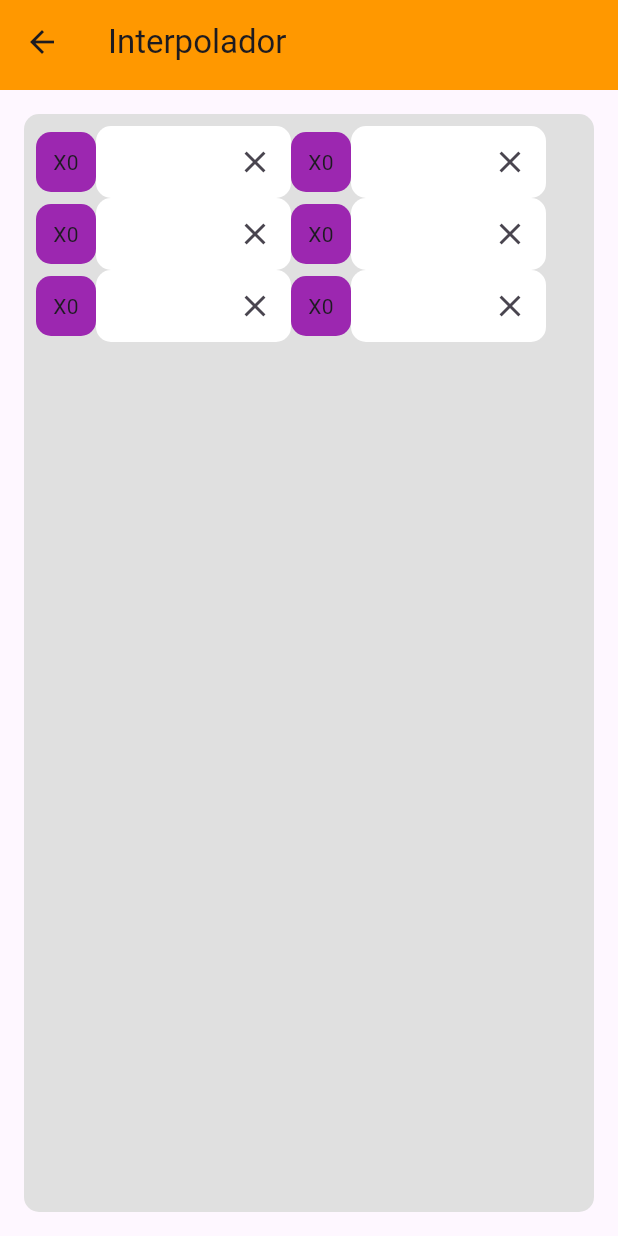
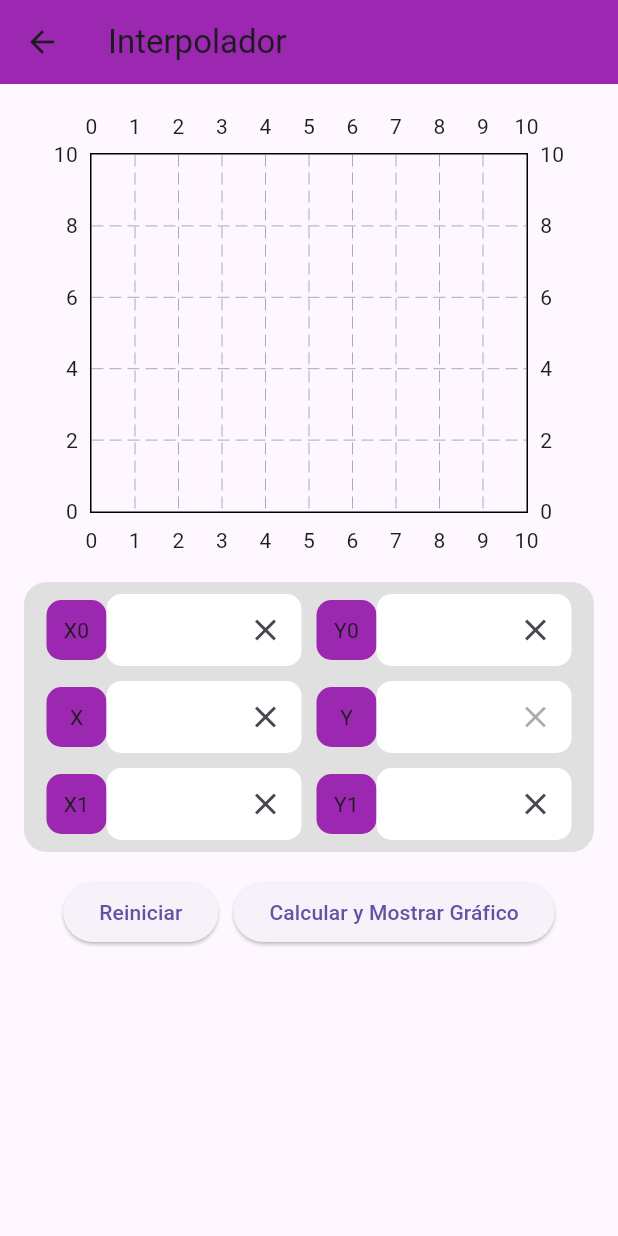
Before and after one commit to fahe8/calculadoraMecanica, a Flutter app: the InterpoladorScreen screen opened by its route, on a phone screen of 412 x 824 dp. Run offline on Flutter 3.47's test engine with Material 3 defaults, Android fonts, the phone set to English and light mode, and no system bars; drawn by our look-alikes of fl_chart; our stand-ins replace get.

Commit message:
cambios de colores, grafico hinterpolador funcionando

```diff
--- /dev/null
+++ b/lib/controllers/utils/Colores.dart
@@ -0,0 +1,8 @@
+import 'package:flutter/material.dart';
+
+class ColoresApp {
+  static const Color hidraulica = Color(0xFFF83B2E);
+  static const Color bombas = Colors.blue;
+  static const Color interpolador = Colors.purple;
+  static const Color greyShade = Color(0xFFE0E0E0);
+}
--- a/lib/screens/bombasScreens/BombasScreen.dart
+++ b/lib/screens/bombasScreens/BombasScreen.dart
@@ -15,7 +15,6 @@ class BombasScreen extends StatelessWidget {
            Navigator.pushNamed(context, '/home');
           }),
       body: Container(
-        color: Color(0xFF15102C),
         child: Column(children: [
           Image.asset(
             'assets/bomba.png',
--- a/lib/screens/bombasScreens/pages/BombasOpciones.dart
+++ b/lib/screens/bombasScreens/pages/BombasOpciones.dart
@@ -111,7 +111,6 @@ class _BombasOpcionesState extends State<BombasOpciones> {
   @override
   Widget build(BuildContext context) {
     return Scaffold(
-      backgroundColor: Color(0xFF15102C),
       appBar: MyAppBar(
           title: 'Bombas',
           backgroundColor: Colors.blue,
--- a/lib/screens/hidraulicaScreens/Accesorios.dart
+++ b/lib/screens/hidraulicaScreens/Accesorios.dart
@@ -64,7 +64,7 @@ class _AccesoriosState extends State<Accesorios> {
       values: calculationsController.perdidasAccesorios,
       inputLabels: ['Coeficiente K', 'Velocidad'],
       calculateMethod: calcularPerdidasDeAccesorios,
-      prevRoute: '/hidraulica/calculoshidraulicos',
+      prevRoute: '/hidraulica/calculoshidraulicos/longitudtuberia',
     );
   }
 }
--- a/lib/screens/hidraulicaScreens/FactorFriccion.dart
+++ b/lib/screens/hidraulicaScreens/FactorFriccion.dart
@@ -73,7 +73,7 @@ class _FactorFriccionState extends State<FactorFriccion> {
       inputLabels: ['Rugosidad', 'Diámetro', 'Núm. Reynolds'],
       calculateMethod: calcularFactorDeFriccion,
       nextRoute: '/hidraulica/calculoshidraulicos/longitudtuberia',
-      prevRoute: '/hidraulica/calculoshidraulicos/factorfriccion',
+      prevRoute: '/hidraulica/calculoshidraulicos/reynolds',
     );
   }
 }
--- a/lib/screens/interpolador/InterpoladorScreen.dart
+++ b/lib/screens/interpolador/InterpoladorScreen.dart
@@ -1,7 +1,7 @@
-import 'package:calculator/widgets/CustomRectangle.dart';
-import 'package:calculator/widgets/MyAppBar.dart';
+import 'package:calculator/controllers/utils/Colores.dart';
 import 'package:flutter/material.dart';
 import 'package:flutter/services.dart';
+import 'package:fl_chart/fl_chart.dart';
 
 class InterpoladorScreen extends StatefulWidget {
   const InterpoladorScreen({Key? key}) : super(key: key);
@@ -11,45 +11,107 @@ class InterpoladorScreen extends StatefulWidget {
 }
 
 class _InterpoladorScreenState extends State<InterpoladorScreen> {
-  final TextEditingController _controller = TextEditingController();
+  final TextEditingController _controllerX0 = TextEditingController();
+  final TextEditingController _controllerY0 = TextEditingController();
+  final TextEditingController _controllerX1 = TextEditingController();
+  final TextEditingController _controllerY1 = TextEditingController();
+  final TextEditingController _controllerX = TextEditingController();
+  final TextEditingController _controllerY = TextEditingController();
+
+  bool _showGraph = false;
 
   @override
   Widget build(BuildContext context) {
     return Scaffold(
-      appBar: MyAppBar(
-        title: 'Interpolador',
-        backgroundColor: Colors.orange,
-        routeBack: () {
-          Navigator.pushNamed(context, '/home');
+      appBar: AppBar(
+        title: Text('Interpolador'),
+        backgroundColor: ColoresApp.interpolador,
+        leading: IconButton(
+          icon: Icon(Icons.arrow_back),
+          onPressed: () {
+            Navigator.pop(context);
           },
         ),
-      body: Padding(
+      ),
+      body: SingleChildScrollView(
+        child: Padding(
           padding: const EdgeInsets.all(16.0),
-        child: Container(
+          child: Column(
+            children: [
+              Container(
+                height: 300,
+                child: _showGraph ? _buildGraph() : _buildEmptyGraph(),
+              ),
+              SizedBox(height: 16),
+              Container(
                 padding: EdgeInsets.all(8),
-          decoration: BoxDecoration(
-            color: Colors.grey.shade300,
-            borderRadius: BorderRadius.circular(10),
+                decoration: BoxDecoration(color: ColoresApp.greyShade, borderRadius: BorderRadius.circular(15)),
+                child: Column(children: [
+                  Row(
+                    mainAxisAlignment: MainAxisAlignment.center,
+                    children: [
+                      rectanguloCoordenada('X0', _controllerX0),
+                      SizedBox(
+                        width: 10,
                       ),
-          child: Column(
-
-            children: [
-              Row(
-                children: [
-                  rectanguloCoordenada(),
-                  rectanguloCoordenada(),
+                      rectanguloCoordenada('Y0', _controllerY0),
                     ],
                   ),
+                  SizedBox(
+                    height: 10,
+                  ),
                   Row(
+                    mainAxisAlignment: MainAxisAlignment.center,
                     children: [
-                  rectanguloCoordenada(),
-                  rectanguloCoordenada(),
+                      rectanguloCoordenada('X', _controllerX),
+                      SizedBox(
+                        width: 10,
+                      ),
+                     rectanguloCoordenada('Y', _controllerY),
                     ],
                   ),
+                  SizedBox(
+                    height: 10,
+                  ),
                   Row(
+                    mainAxisAlignment: MainAxisAlignment.center,
                     children: [
-                  rectanguloCoordenada(),
-                  rectanguloCoordenada(),
+                      rectanguloCoordenada('X1', _controllerX1),
+                      SizedBox(
+                        width: 10,
+                      ),
+                      rectanguloCoordenada('Y1', _controllerY1),
+                    ],
+                  ),
+                ]),
+              ),
+              SizedBox(height: 16),
+              Row(
+                mainAxisAlignment: MainAxisAlignment.center,
+                children: [
+                  ElevatedButton(
+                    onPressed: () {
+                      setState(() {
+                        _showGraph = false;
+                         _controllerX0.clear();
+                        _controllerY0.clear();
+                        _controllerX1.clear();
+                        _controllerY1.clear();
+                        _controllerX.clear();
+                        _controllerY.clear();
+                      });
+                    },
+                    child: Text('Reiniciar'),
+                  ),
+                  SizedBox(width: 10,),
+                  ElevatedButton(
+                    onPressed: () {
+                      setState(() {
+                        _showGraph = true;
+                      });
+                    },
+                    child: Text('Calcular y Mostrar Gráfico'),
+                  ),
                 ],
               ),
             ],
@@ -59,7 +121,85 @@ class _InterpoladorScreenState extends State<InterpoladorScreen> {
     );
   }
 
-  Widget rectanguloCoordenada() {
+ LineChart _buildGraph() {
+  final x0 = double.tryParse(_controllerX0.text) ?? 0;
+  final y0 = double.tryParse(_controllerY0.text) ?? 0;
+  final x1 = double.tryParse(_controllerX1.text) ?? 0;
+  final y1 = double.tryParse(_controllerY1.text) ?? 0;
+  final x = double.tryParse(_controllerX.text) ?? 0;
+  final y = ((y1 - y0) / (x1 - x0)) * (x - x0) + y0;
+
+  final minX = [x0, x, x1].reduce((min, value) => min > value ? value : min);
+  final maxX = [x0, x, x1].reduce((max, value) => max < value ? value : max);
+  final minY = [y0, y, y1].reduce((min, value) => min > value ? value : min);
+  final maxY = [y0, y, y1].reduce((max, value) => max < value ? value : max);
+
+  print('resultado Y ${y}');
+
+  return LineChart(
+    LineChartData(
+      gridData: FlGridData(show: true),
+      titlesData: FlTitlesData(),
+      borderData: FlBorderData(
+        show: true,
+        border: Border.all(color: Colors.black),
+      ),
+      minX: minX - 2,
+      maxX: maxX + 2,
+      minY: minY - 2,
+      maxY: maxY + 2,
+      lineBarsData: [
+        interpolateLineData(),
+      ],
+    ),
+  );
+}
+
+
+
+  LineChartBarData interpolateLineData() {
+    final x0 = double.tryParse(_controllerX0.text) ?? 0;
+    final y0 = double.tryParse(_controllerY0.text) ?? 0;
+    final x1 = double.tryParse(_controllerX1.text) ?? 0;
+    final y1 = double.tryParse(_controllerY1.text) ?? 0;
+    final x = double.tryParse(_controllerX.text) ?? 0;
+
+    // Realiza la interpolación lineal
+    final y = ((y1 - y0) / (x1 - x0)) * (x - x0) + y0;
+     _controllerY.text = y.toString();
+
+    return LineChartBarData(
+      spots: [
+        FlSpot(x0, y0),
+        FlSpot(x, y),
+        FlSpot(x1, y1),
+      ],
+      isCurved: true,
+      color: Colors.blue,
+      dotData: FlDotData(show: false),
+      belowBarData: BarAreaData(show: false),
+    );
+  }
+
+  LineChart _buildEmptyGraph() {
+    return LineChart(
+      LineChartData(
+        gridData: FlGridData(show: true),
+        titlesData: FlTitlesData(),
+        borderData: FlBorderData(
+          show: true,
+          border: Border.all(color: Colors.black),
+        ),
+        minX: 0,
+        maxX: 10,
+        minY: 0,
+        maxY: 10,
+        lineBarsData: [],
+      ),
+    );
+  }
+
+  Widget rectanguloCoordenada(String coord, TextEditingController controller) {
     return Row(
       children: [
         Container(
@@ -69,13 +209,13 @@ class _InterpoladorScreenState extends State<InterpoladorScreen> {
           ),
           height: 40,
           width: 40,
-          child: Center(child: Text('X0')),
+          child: Center(child: Text(coord)),
         ),
-
         Container(
           width: 130,
           child: TextField(
-            controller: _controller,
+            enabled: controller == _controllerY ? false: true,
+            controller: controller,
             keyboardType: TextInputType.numberWithOptions(decimal: true),
             inputFormatters: [
               FilteringTextInputFormatter.allow(RegExp(r'^\d+\.?\d{0,5}')),
@@ -89,18 +229,19 @@ class _InterpoladorScreenState extends State<InterpoladorScreen> {
               ),
               contentPadding:
                   EdgeInsets.symmetric(vertical: 12.0, horizontal: 16.0),
-
               suffixIcon: IconButton(
                 onPressed: () {
-                  _controller.clear();
+                  controller.clear();
                 },
                 icon: Icon(Icons.clear),
               ),
             ),
-            textAlign: TextAlign.center,
+            textAlign: TextAlign.start,
           ),
         ),
       ],
     );
   }
+
+
 }
--- a/lib/widgets/CustomBombaCalculation.dart
+++ b/lib/widgets/CustomBombaCalculation.dart
@@ -1,3 +1,4 @@
+import 'package:calculator/controllers/utils/Colores.dart';
 import 'package:calculator/widgets/CustomInput.dart';
 import 'package:calculator/widgets/CustomRectangle.dart';
 import 'package:flutter/material.dart';
@@ -70,7 +71,7 @@ class CustomBombaCalculation extends StatelessWidget {
                       CustomRectangle(
                         width: 100,
                         height: 40,
-                        color: Colors.grey.shade300,
+                        color: ColoresApp.greyShade,
                         text: 'Calcular',
                         size: 13,
                         onPressed: onpressed,
--- a/lib/widgets/CustomInput.dart
+++ b/lib/widgets/CustomInput.dart
@@ -1,3 +1,4 @@
+import 'package:calculator/controllers/utils/Colores.dart';
 import 'package:calculator/widgets/CustomRectangle.dart';
 import 'package:flutter/material.dart';
 import 'package:flutter/services.dart';
@@ -21,7 +22,7 @@ class CustomInput extends StatelessWidget {
   Widget build(BuildContext context) {
     return Container(
       decoration: BoxDecoration(
-        color: Colors.grey.shade300,
+        color: ColoresApp.greyShade,
         borderRadius: BorderRadius.circular(10),
       ),
       width: double.infinity,
@@ -61,9 +62,10 @@ class CustomInput extends StatelessWidget {
                 ),
               ),
             ),
-          )
+          ),
         ],
       ),
+
     );
   }
 }
--- a/pubspec.yaml
+++ b/pubspec.yaml
@@ -36,6 +36,7 @@ dependencies:
   # Use with the CupertinoIcons class for iOS style icons.
   cupertino_icons: ^1.0.2
   get: ^4.6.5
+  fl_chart: ^0.66.0
 
 dev_dependencies:
   flutter_test:
```
Also changed, not shown: lib/screens/Home.dart (+13 -3 lines), lib/screens/SplashScreen.dart (+8 -4 lines), lib/screens/hidraulicaScreens/CalculosHidraulicosScreen.dart (+7 -6 lines), lib/screens/hidraulicaScreens/CalculosScreen.dart (+47 -66 lines), lib/screens/hidraulicaScreens/HidraulicaScreen.dart (+5 -4 lines), lib/screens/hidraulicaScreens/Velocidad.dart (+2 -6 lines), pubspec.lock. Lines whose indentation alone changed are shown as unchanged.
